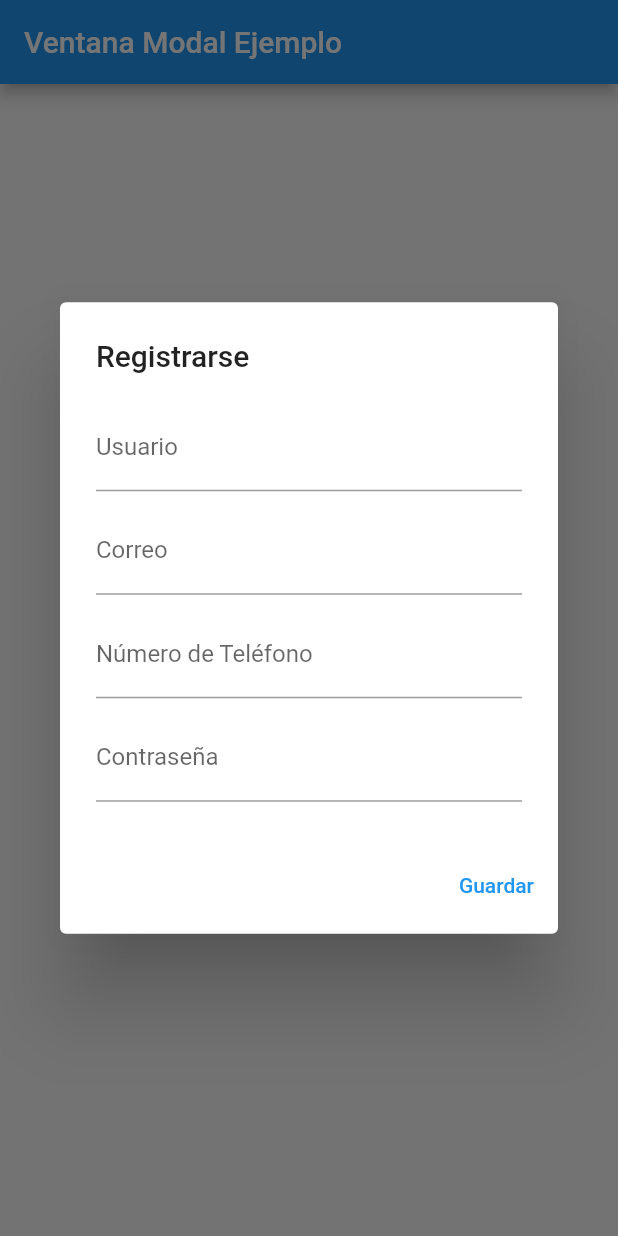
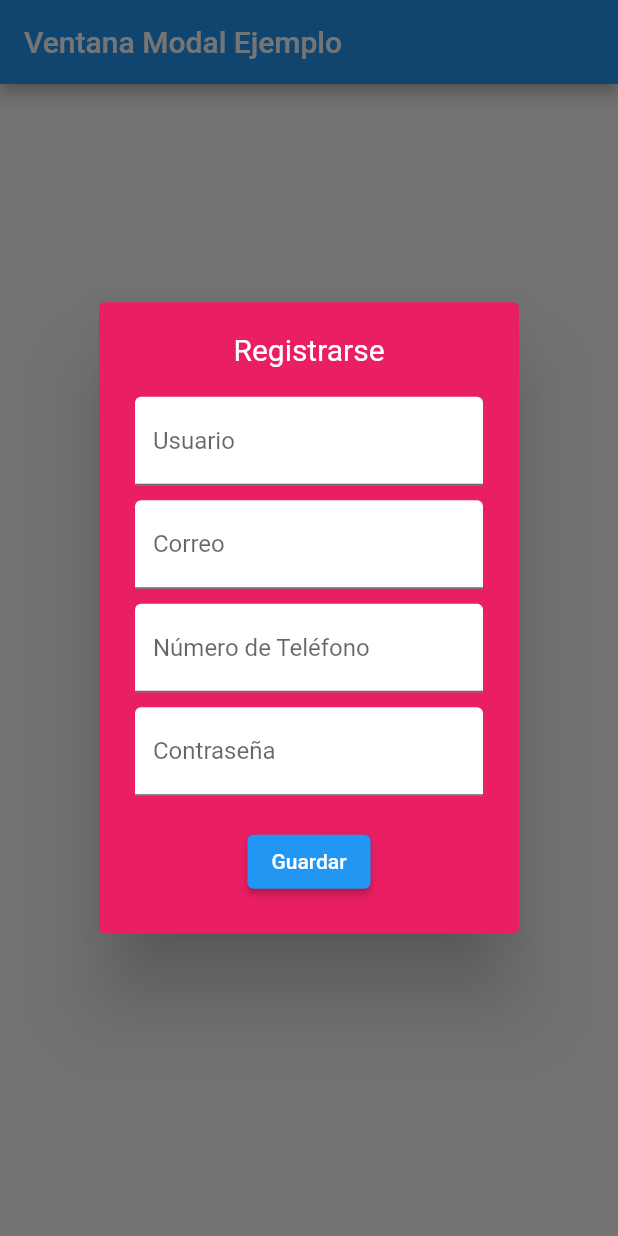
Before and after one commit to elsymerino/ventana_modal, a Flutter app: the screen it shows after launch, after a tap on "Registrarse", on a phone screen of 412 x 824 dp. Run offline on Flutter 3.47's test engine with Material 2 defaults, Android fonts, the light colour scheme and no system bars.

Commit message:
Se cambio de color a los formularios

```diff
--- a/lib/main.dart
+++ b/lib/main.dart
@@ -24,41 +24,64 @@ class MyApp extends StatelessWidget {
                   barrierDismissible: false,
                   builder: (BuildContext context) {
                     return AlertDialog(
-                      title: Text('Registrarse'),
-                      content: Container(
-                        width: 300,
-                        child: Column(
+                      backgroundColor: Colors.pink, // Cambio de color del fondo
+                      content: Column(
                         mainAxisSize: MainAxisSize.min,
                         children: [
+                          Text(
+                            'Registrarse',
+                            style: TextStyle(
+                              color: Colors.white, // Cambio de color del texto
+                              fontSize: 20,
+                            ),
+                          ),
+                          SizedBox(height: 20),
                           TextField(
-                              decoration: InputDecoration(labelText: 'Usuario'),
+                            decoration: InputDecoration(
+                              labelText: 'Usuario',
+                              filled: true,
+                              fillColor: Colors
+                                  .white, // Cambio de color del fondo del campo de texto
                             ),
-                            SizedBox(height: 10),
-                            TextField(
-                              decoration: InputDecoration(labelText: 'Correo'),
                           ),
                           SizedBox(height: 10),
                           TextField(
                             decoration: InputDecoration(
-                                  labelText: 'Número de Teléfono'),
+                              labelText: 'Correo',
+                              filled: true,
+                              fillColor: Colors
+                                  .white, // Cambio de color del fondo del campo de texto
+                            ),
                           ),
                           SizedBox(height: 10),
                           TextField(
-                              decoration:
-                                  InputDecoration(labelText: 'Contraseña'),
+                            decoration: InputDecoration(
+                              labelText: 'Número de Teléfono',
+                              filled: true,
+                              fillColor: Colors
+                                  .white, // Cambio de color del fondo del campo de texto
+                            ),
+                          ),
+                          SizedBox(height: 10),
+                          TextField(
+                            decoration: InputDecoration(
+                              labelText: 'Contraseña',
+                              filled: true,
+                              fillColor: Colors
+                                  .white, // Cambio de color del fondo del campo de texto
+                            ),
                             obscureText: true,
+                          ),
+                          SizedBox(height: 20),
+                          ElevatedButton(
+                            onPressed: () {
+                              // Agrega la lógica para guardar los datos
+                              Navigator.of(context).pop();
+                            },
+                            child: Text('Guardar'),
                           ),
                         ],
                       ),
-                      ),
-                      actions: <Widget>[
-                        TextButton(
-                          child: Text('Guardar'),
-                          onPressed: () {
-                            Navigator.of(context).pop();
-                          },
-                        ),
-                      ],
                     );
                   },
                 );
@@ -73,32 +96,46 @@ class MyApp extends StatelessWidget {
                   barrierDismissible: false,
                   builder: (BuildContext context) {
                     return AlertDialog(
-                      title: Text('Inicio de Sesión'),
-                      content: Container(
-                        width: 300,
-                        child: Column(
+                      backgroundColor: Colors.blue, // Cambio de color del fondo
+                      content: Column(
                         mainAxisSize: MainAxisSize.min,
                         children: [
+                          Text(
+                            'Inicio de Sesión',
+                            style: TextStyle(
+                              color: Colors.white, // Cambio de color del texto
+                              fontSize: 20,
+                            ),
+                          ),
+                          SizedBox(height: 20),
                           TextField(
-                              decoration: InputDecoration(labelText: 'Usuario'),
+                            decoration: InputDecoration(
+                              labelText: 'Usuario',
+                              filled: true,
+                              fillColor: Colors
+                                  .white, // Cambio de color del fondo del campo de texto
+                            ),
                           ),
                           SizedBox(height: 10),
                           TextField(
-                              decoration:
-                                  InputDecoration(labelText: 'Contraseña'),
+                            decoration: InputDecoration(
+                              labelText: 'Contraseña',
+                              filled: true,
+                              fillColor: Colors
+                                  .white, // Cambio de color del fondo del campo de texto
+                            ),
                             obscureText: true,
+                          ),
+                          SizedBox(height: 20),
+                          ElevatedButton(
+                            onPressed: () {
+                              // Agrega la lógica para guardar los datos
+                              Navigator.of(context).pop();
+                            },
+                            child: Text('Guardar'),
                           ),
                         ],
                       ),
-                      ),
-                      actions: <Widget>[
-                        TextButton(
-                          child: Text('Guardar'),
-                          onPressed: () {
-                            Navigator.of(context).pop();
-                          },
-                        ),
-                      ],
                     );
                   },
                 );
```
Lines whose indentation alone changed are shown as unchanged.
